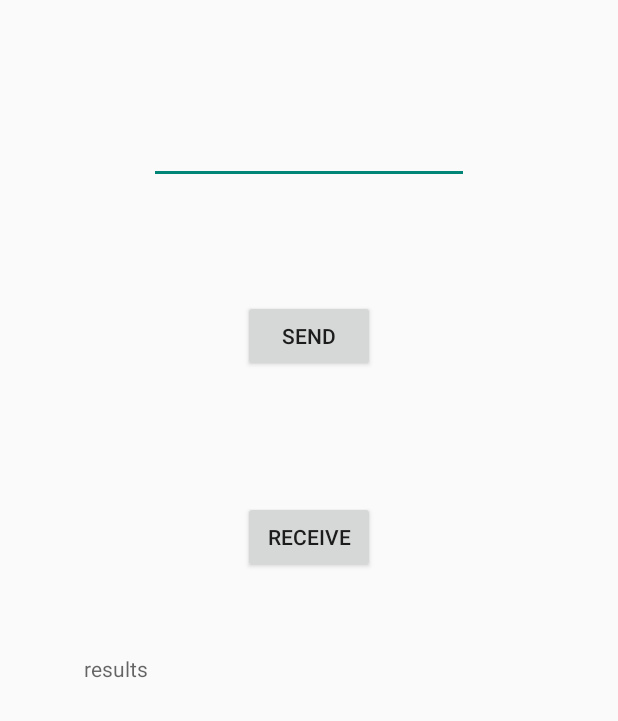
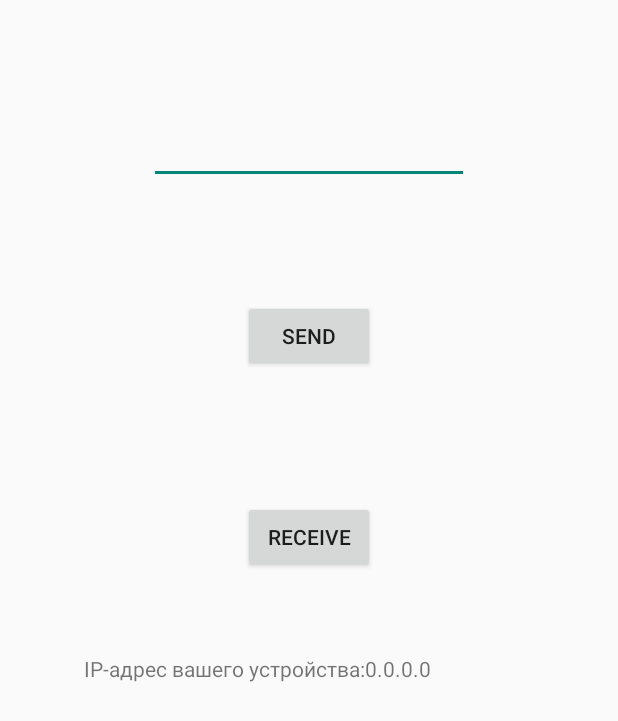
Before and after one commit to filalex11/Unicast, an Android app: the screen it shows after launch (MainActivity), on a phone screen of 412 x 824 dp. Shown: the top 721 px of the screen. Run offline under Robolectric (Android 15) with nearby library versions, the phone set to English and light mode, and no system bars.

```diff
--- a/app/src/main/AndroidManifest.xml
+++ b/app/src/main/AndroidManifest.xml
@@ -1,6 +1,10 @@
 <?xml version="1.0" encoding="utf-8"?>
 <manifest xmlns:android="http://schemas.android.com/apk/res/android"
     package="com.example.myapplication">
+    <uses-permission android:name="android.permission.CHANGE_WIFI_MULTICAST_STATE"/>
+    <uses-permission android:name="android.permission.ACCESS_NETWORK_STATE"/>
+    <uses-permission android:name="android.permission.ACCESS_WIFI_STATE"/>
+    <uses-permission android:name="android.permission.READ_EXTERNAL_STORAGE" android:maxSdkVersion="32"/>
     <uses-permission android:name="android.permission.INTERNET"/>
     <application
         android:allowBackup="true"
--- a/app/src/main/java/com/example/myapplication/MainActivity.java
+++ b/app/src/main/java/com/example/myapplication/MainActivity.java
@@ -1,26 +1,16 @@
 package com.example.myapplication;
 
-import android.Manifest;
-import android.content.pm.PackageManager;
+import android.annotation.SuppressLint;
+import android.net.wifi.WifiManager;
 import android.os.Build;
 import android.os.Bundle;
-import android.os.Handler;
+import android.text.format.Formatter;
 import android.view.View;
 import android.widget.Button;
 import android.widget.EditText;
-import android.widget.Switch;
 import android.widget.TextView;
-
 import androidx.annotation.RequiresApi;
 import androidx.appcompat.app.AppCompatActivity;
-import androidx.core.app.ActivityCompat;
-import androidx.core.content.ContextCompat;
-
-import java.io.IOException;
-import java.net.DatagramPacket;
-import java.net.DatagramSocket;
-import java.net.SocketException;
-import java.util.Arrays;
 
 @RequiresApi(api = Build.VERSION_CODES.M)
 public class MainActivity extends AppCompatActivity {
@@ -33,11 +23,17 @@ public class MainActivity extends AppCompatActivity {
     protected void onCreate(Bundle savedInstanceState) {
         super.onCreate(savedInstanceState);
         setContentView(R.layout.activity_main);
+
+        WifiManager WifiManager = (WifiManager) getApplicationContext().getSystemService(WIFI_SERVICE);
+        String IPAddress = Formatter.formatIpAddress(WifiManager.getConnectionInfo().getIpAddress());
+
         address = findViewById(R.id.address);
         sendButton = findViewById(R.id.sendButton);
         results = findViewById(R.id.results);
+        results.setText("IP-адрес вашего устройства:" + IPAddress);
+
         receiveButton = findViewById(R.id.receiveButton);
-        Receiver receiver = new Receiver(port);
+        Receiver receiver = new Receiver(port, this);
         Thread receiving = new Thread(receiver);
         receiving.start();
         sendButton.setOnClickListener(new View.OnClickListener() {
@@ -71,4 +67,9 @@ public class MainActivity extends AppCompatActivity {
 
         //receive();
     }
+
+    @SuppressLint("SetTextI18n")
+    public void setResults(int count) {
+        results.setText(Integer.toString(count));
+    }
 }
--- a/app/src/main/java/com/example/myapplication/Receiver.java
+++ b/app/src/main/java/com/example/myapplication/Receiver.java
@@ -1,5 +1,6 @@
 package com.example.myapplication;
 
+import android.os.Build;
 import android.widget.TextView;
 
 import java.io.IOException;
@@ -14,7 +15,10 @@ public class Receiver implements Runnable {
     //public StringBuilder sb;
     //public TextView results;
 
-    public Receiver(int port) {
+    private final MainActivity mainActivity;
+
+    public Receiver(int port, MainActivity activity) {
+        mainActivity = activity;
         this.port = port;
         //sb = null;
         count = 0;
@@ -32,6 +36,9 @@ public class Receiver implements Runnable {
             while (true) {
                 socket.receive(packet);
                 count++;
+                if (Build.VERSION.SDK_INT >= Build.VERSION_CODES.M) {
+                    mainActivity.setResults(count);
+                }
                 //sb.append("Hello");
                 //sb.append(Arrays.toString(packet.getData()));
                 //sb.append("\n");
```
